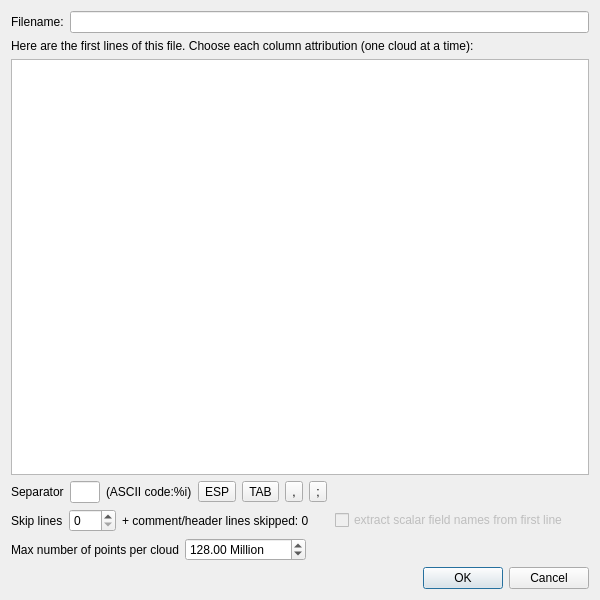
The window that libs/qCC_io/ui_templates/openAsciiFileDlg.ui (CloudCompare/CloudCompare) describes before a commit, drawn with Qt 5.
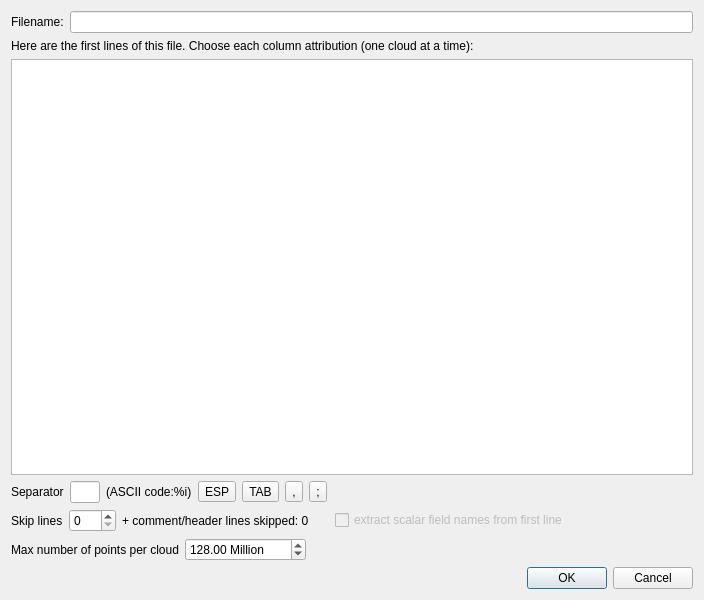
The same window after the commit.

Commit message: Added method void AsciiOpenDlg::resizeWidthToFitTableColumn() This expands the width of the dialog window in order to make all the data columns visible without having to manually resize the dialog. In case the opened file only contains a few columns of data, the table columns are expanded instead to fill the whole available width without affecting the dialog size.

```diff
--- a/libs/qCC_io/ui_templates/openAsciiFileDlg.ui
+++ b/libs/qCC_io/ui_templates/openAsciiFileDlg.ui
@@ -6,12 +6,12 @@
    <rect>
     <x>0</x>
     <y>0</y>
-    <width>600</width>
+    <width>704</width>
     <height>600</height>
    </rect>
   </property>
   <property name="sizePolicy">
-   <sizepolicy hsizetype="Fixed" vsizetype="Fixed">
+   <sizepolicy hsizetype="Expanding" vsizetype="Fixed">
     <horstretch>0</horstretch>
     <verstretch>0</verstretch>
    </sizepolicy>
```
Left out of the diff: 1 changed line with no effect on the pictures. The commit also changes 2 other files.
